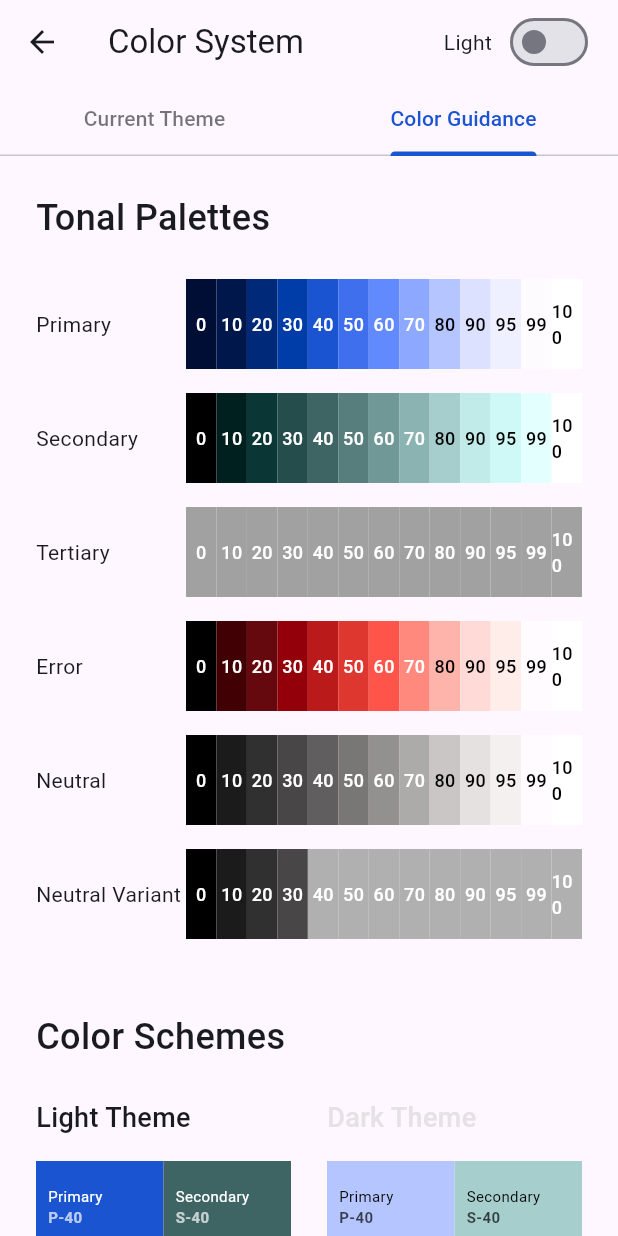
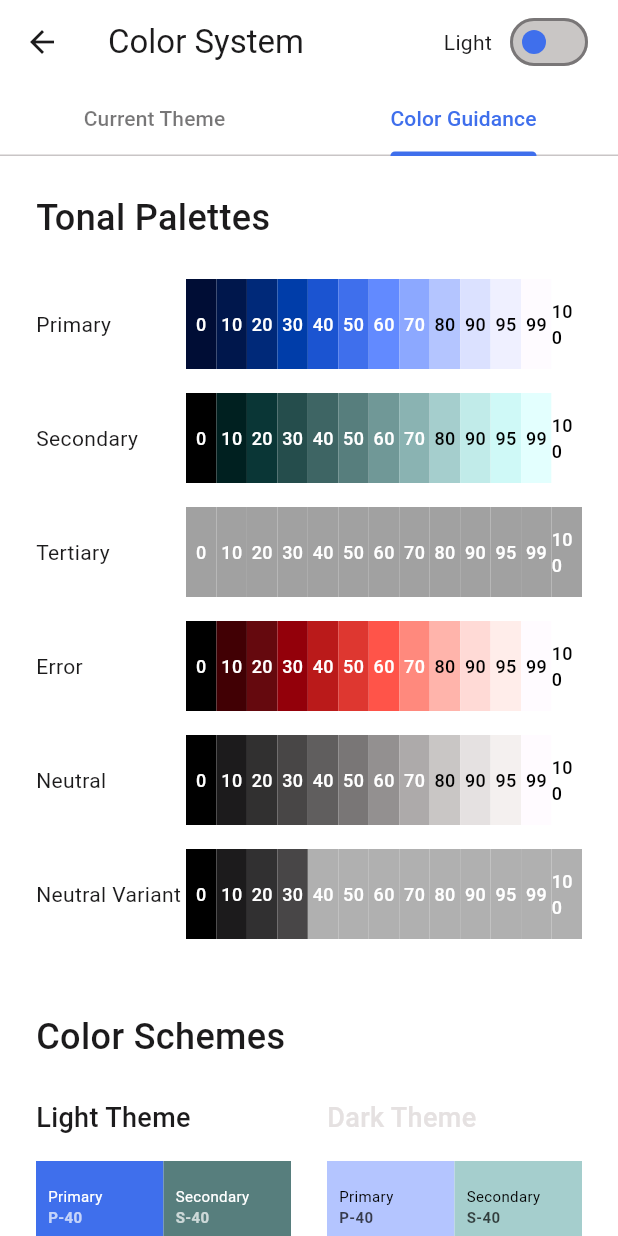
Before and after one commit to bull-012/figma-devmode-mcp-lab, a Flutter app: the ColorSystemDemo screen opened directly, tab 2 chosen, on a phone screen of 412 x 824 dp. Run offline on Flutter 3.47's test engine with Material 3 defaults, Android fonts, the phone set to English and light mode, and no system bars; our stand-ins replace google_fonts.

Commit message:
feat: update color system with enhanced Figma design tokens
- Add Neutral Variant palette for better color gradation
- Add secondary99 color value from Figma variables
- Update semantic color mappings to match latest Figma design system
- Implement 5-level Surface Container hierarchy (Lowest, Low, Container, High, Highest)
- Adjust primary color to use primary50 as main brand color
- Update error color to use error60 for better visibility
- Enhance dark mode colors using neutral palette for improved contrast

🤖 Generated with [Claude Code](https://claude.ai/code)

Co-Authored-By: Claude <noreply@anthropic.com>

```diff
--- a/lib/components/color_system_demo.dart
+++ b/lib/components/color_system_demo.dart
@@ -54,7 +54,7 @@ class _ColorSystemDemoState extends State<ColorSystemDemo> with SingleTickerProv
                         isDarkMode = value;
                       });
                     },
-                    activeThumbColor: colorScheme.primary,
+                    thumbColor: WidgetStateProperty.all(colorScheme.primary),
                   ),
                 ],
               ),
--- a/lib/theme/color_system.dart
+++ b/lib/theme/color_system.dart
@@ -2,6 +2,9 @@ import 'package:flutter/material.dart';
 
 // Figma Design System - Primary Blue from Tonal Palettes
 const Color _primarySeedColor = Color(0xFF3F6FEC); // Primary 50 from Figma
+
+// Secondary color from Figma
+const Color _secondarySeedColor = Color(0xFF577E7D); // Secondary 50 from Figma
 
 // Custom color extensions from Figma design system
 class FigmaColors {
@@ -20,7 +23,7 @@ class FigmaColors {
   static const Color primary99 = Color(0xFFFEFBFF);
   static const Color primary100 = Color(0xFFFFFFFF);
 
-  // Secondary palette from Figma
+  // Secondary palette from Figma (Green)
   static const Color secondary0 = Color(0xFF000000);
   static const Color secondary10 = Color(0xFF002020);
   static const Color secondary20 = Color(0xFF0A3636);
@@ -32,6 +35,7 @@ class FigmaColors {
   static const Color secondary80 = Color(0xFFA5CECD);
   static const Color secondary90 = Color(0xFFC1EBE9);
   static const Color secondary95 = Color(0xFFCFF9F7);
+  static const Color secondary99 = Color(0xFFE3FFFE); // Added from Figma variables
   static const Color secondary100 = Color(0xFFFFFFFF);
 
   // Error palette from Figma
@@ -63,60 +67,101 @@ class FigmaColors {
   static const Color neutral95 = Color(0xFFF4F0EF);
   static const Color neutral99 = Color(0xFFFFFBFF);
   static const Color neutral100 = Color(0xFFFFFFFF);
+
+  // Neutral Variant palette from Figma
+  static const Color neutralVariant0 = Color(0xFF000000);
+  static const Color neutralVariant10 = Color(0xFF1C1B1C);
+  static const Color neutralVariant20 = Color(0xFF313031);
+  static const Color neutralVariant30 = Color(0xFF484647);
+  static const Color neutralVariant40 = Color(0xFF605E5F);
+  static const Color neutralVariant50 = Color(0xFF797677);
+  static const Color neutralVariant60 = Color(0xFF939091);
+  static const Color neutralVariant70 = Color(0xFFAEAAAB);
+  static const Color neutralVariant80 = Color(0xFFC9C5C6);
+  static const Color neutralVariant90 = Color(0xFFE6E1E2);
+  static const Color neutralVariant95 = Color(0xFFF4F0F0);
+  static const Color neutralVariant99 = Color(0xFFFFFBFF);
+  static const Color neutralVariant100 = Color(0xFFFFFFFF);
 }
 
 final lightColorScheme = ColorScheme.fromSeed(
   seedColor: _primarySeedColor,
   brightness: Brightness.light,
 ).copyWith(
-  // Override with specific Figma design system colors
-  primary: FigmaColors.primary40,
+  // Primary colors from Figma design system
+  primary: FigmaColors.primary50, // Using Primary 50 as main primary
   onPrimary: const Color(0xFFFFFFFF),
-  primaryContainer: FigmaColors.primary90,
-  onPrimaryContainer: FigmaColors.primary10,
+  primaryContainer: FigmaColors.primary95, // Primary Container
+  onPrimaryContainer: FigmaColors.primary20, // On Primary Container
 
-  secondary: FigmaColors.secondary40,
+  // Secondary colors from Figma design system
+  secondary: FigmaColors.secondary50, // Secondary 50
   onSecondary: const Color(0xFFFFFFFF),
-  secondaryContainer: FigmaColors.secondary90,
-  onSecondaryContainer: FigmaColors.secondary10,
+  secondaryContainer: FigmaColors.secondary80, // Secondary Container
+  onSecondaryContainer: FigmaColors.secondary20, // On Secondary Container
 
-  error: FigmaColors.error40,
+  // Error colors from Figma design system
+  error: FigmaColors.error60, // Error 60 from Figma
   onError: const Color(0xFFFFFFFF),
-  errorContainer: FigmaColors.error90,
-  onErrorContainer: FigmaColors.error10,
+  errorContainer: FigmaColors.error99, // Error Container
+  onErrorContainer: FigmaColors.error50, // On Error Container
 
-  surface: const Color(0xFFFEF7FF),
-  onSurface: const Color(0xFF1A1B21),
-  surfaceContainerHighest: const Color(0xFFE3E2E9),
+  // Surface colors from Figma design system
+  surface: const Color(0xFFFFFFFF), // Surface
+  onSurface: FigmaColors.neutral10, // On Surface
+  surfaceContainerLowest: const Color(0xFFFFFFFF), // Surface Container Lowest
+  surfaceContainerLow: FigmaColors.neutral99, // Surface Container Low
+  surfaceContainer: FigmaColors.neutral95, // Surface Container
+  surfaceContainerHigh: FigmaColors.neutral90, // Surface Container High
+  surfaceContainerHighest: FigmaColors.neutral80, // Surface Container Highest
 
-  outline: const Color(0xFF757680),
-  outlineVariant: const Color(0xFFC5C6D0),
+  // Additional colors
+  outline: FigmaColors.neutralVariant50, // Outline
+  outlineVariant: FigmaColors.neutralVariant80, // Outline Variant
+  inverseSurface: FigmaColors.neutral20, // Inverse Surface
+  onInverseSurface: FigmaColors.neutral95, // Inverse On Surface
+  inversePrimary: FigmaColors.primary80, // Inverse Primary
+  scrim: const Color(0xFF000000), // Scrim
+  shadow: const Color(0xFF000000), // Shadow
 );
 
 final darkColorScheme = ColorScheme.fromSeed(
   seedColor: _primarySeedColor,
   brightness: Brightness.dark,
 ).copyWith(
-  // Override with specific Figma design system colors for dark mode
+  // Primary colors for dark mode
   primary: FigmaColors.primary80,
   onPrimary: FigmaColors.primary20,
   primaryContainer: FigmaColors.primary30,
   onPrimaryContainer: FigmaColors.primary90,
 
+  // Secondary colors for dark mode
   secondary: FigmaColors.secondary80,
   onSecondary: FigmaColors.secondary20,
   secondaryContainer: FigmaColors.secondary30,
   onSecondaryContainer: FigmaColors.secondary90,
 
+  // Error colors for dark mode
   error: FigmaColors.error80,
   onError: FigmaColors.error20,
   errorContainer: FigmaColors.error30,
   onErrorContainer: FigmaColors.error90,
 
-  surface: const Color(0xFF141218),
-  onSurface: const Color(0xFFE6E1E5),
-  surfaceContainerHighest: const Color(0xFF36343B),
+  // Surface colors for dark mode
+  surface: FigmaColors.neutral10,
+  onSurface: FigmaColors.neutral90,
+  surfaceContainerLowest: FigmaColors.neutral0,
+  surfaceContainerLow: FigmaColors.neutral10,
+  surfaceContainer: FigmaColors.neutral20,
+  surfaceContainerHigh: FigmaColors.neutral30,
+  surfaceContainerHighest: FigmaColors.neutral40,
 
-  outline: const Color(0xFF938F99),
-  outlineVariant: const Color(0xFF49454F),
+  // Additional colors for dark mode
+  outline: FigmaColors.neutralVariant60,
+  outlineVariant: FigmaColors.neutralVariant30,
+  inverseSurface: FigmaColors.neutral90,
+  onInverseSurface: FigmaColors.neutral20,
+  inversePrimary: FigmaColors.primary40,
+  scrim: const Color(0xFF000000),
+  shadow: const Color(0xFF000000),
 );
```
